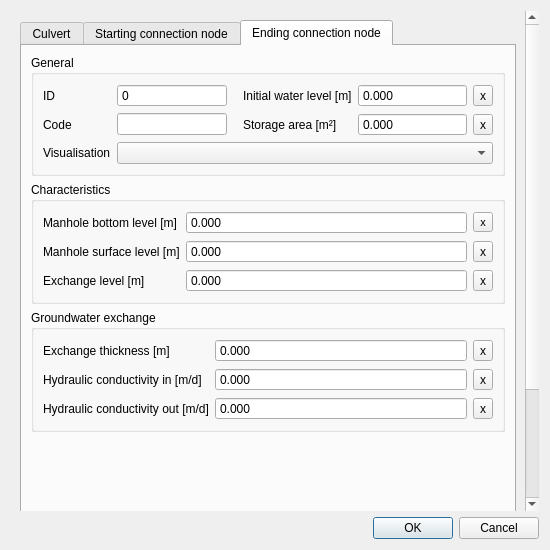
Old version of the form threedi_schematisation_editor/forms/ui/culvert.ui in the repository nens/threedi-schematisation-editor.
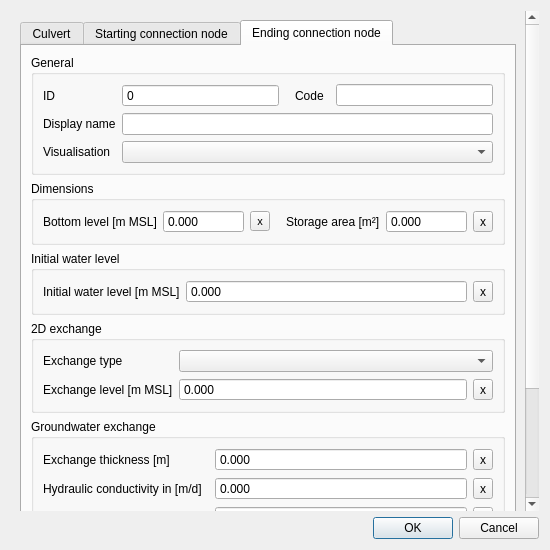
New version of the form. The open tabs and pages were chosen to show the change.

Patch:
```diff
--- a/threedi_schematisation_editor/forms/ui/culvert.ui
+++ b/threedi_schematisation_editor/forms/ui/culvert.ui
@@ -35,7 +35,7 @@
         <x>0</x>
         <y>0</y>
         <width>515</width>
-        <height>715</height>
+        <height>656</height>
        </rect>
       </property>
       <layout class="QGridLayout" name="gridLayout_7">
@@ -1489,407 +1489,14 @@
            <string>Ending connection node</string>
           </attribute>
           <layout class="QGridLayout" name="gridLayout_9">
-           <item row="0" column="0">
-            <widget class="QGroupBox" name="grp_general_2">
-             <property name="enabled">
-              <bool>true</bool>
+           <item row="6" column="0">
+            <widget class="QLabel" name="label_14">
+             <property name="text">
+              <string>Tags</string>
              </property>
-             <property name="locale">
-              <locale language="English" country="UnitedStates"/>
-             </property>
-             <property name="title">
-              <string>General</string>
-             </property>
-             <layout class="QGridLayout" name="gridLayout_14">
-              <item row="2" column="3">
-               <widget class="QDoubleSpinBox" name="connection_node_2_storage_area">
-                <property name="sizePolicy">
-                 <sizepolicy hsizetype="Expanding" vsizetype="Fixed">
-                  <horstretch>0</horstretch>
-                  <verstretch>0</verstretch>
-                 </sizepolicy>
-                </property>
-                <property name="locale">
-                 <locale language="English" country="UnitedStates"/>
-                </property>
-                <property name="inputMethodHints">
-                 <set>Qt::ImhNone</set>
-                </property>
-                <property name="buttonSymbols">
-                 <enum>QAbstractSpinBox::NoButtons</enum>
-                </property>
-                <property name="decimals">
-                 <number>3</number>
-                </property>
-                <property name="minimum">
-                 <double>-99999999.000000000000000</double>
-                </property>
-                <property name="maximum">
-                 <double>999999999.000000000000000</double>
-                </property>
-               </widget>
-              </item>
-              <item row="1" column="4">
-               <widget class="QToolButton" name="connection_node_2_initial_waterlevel_clear">
-                <property name="text">
-                 <string>x</string>
-                </property>
-               </widget>
-              </item>
-              <item row="1" column="2">
-               <widget class="QLabel" name="label_25">
-                <property name="locale">
-                 <locale language="English" country="UnitedStates"/>
-                </property>
-                <property name="text">
-                 <string>Initial water level [m]</string>
-                </property>
-                <property name="alignment">
-                 <set>Qt::AlignLeading|Qt::AlignLeft|Qt::AlignVCenter</set>
-                </property>
-                <property name="indent">
-                 <number>10</number>
-                </property>
-               </widget>
-              </item>
-              <item row="3" column="0">
-               <widget class="QLabel" name="label_29">
-                <property name="locale">
-                 <locale language="English" country="UnitedStates"/>
-                </property>
-                <property name="text">
-                 <string>Visualisation</string>
-                </property>
-                <property name="alignment">
-                 <set>Qt::AlignLeading|Qt::AlignLeft|Qt::AlignVCenter</set>
-                </property>
-                <property name="indent">
-                 <number>-1</number>
-                </property>
-               </widget>
-              </item>
-              <item row="1" column="1">
-               <widget class="QSpinBox" name="connection_node_2_id">
-                <property name="sizePolicy">
-                 <sizepolicy hsizetype="Expanding" vsizetype="Fixed">
-                  <horstretch>0</horstretch>
-                  <verstretch>0</verstretch>
-                 </sizepolicy>
-                </property>
-                <property name="locale">
-                 <locale language="English" country="UnitedStates"/>
-                </property>
-                <property name="readOnly">
-                 <bool>true</bool>
-                </property>
-                <property name="buttonSymbols">
-                 <enum>QAbstractSpinBox::NoButtons</enum>
-                </property>
-                <property name="maximum">
-                 <number>999999999</number>
-                </property>
-               </widget>
-              </item>
-              <item row="2" column="0">
-               <widget class="QLabel" name="label_14">
-                <property name="locale">
-                 <locale language="English" country="UnitedStates"/>
-                </property>
-                <property name="text">
-                 <string>Code</string>
-                </property>
-                <property name="alignment">
-                 <set>Qt::AlignLeading|Qt::AlignLeft|Qt::AlignVCenter</set>
-                </property>
-               </widget>
-              </item>
-              <item row="2" column="4">
-               <widget class="QToolButton" name="connection_node_2_storage_area_clear">
-                <property name="text">
-                 <string>x</string>
-                </property>
-               </widget>
-              </item>
-              <item row="2" column="2">
-               <widget class="QLabel" name="label_30">
-                <property name="locale">
-                 <locale language="English" country="UnitedStates"/>
-                </property>
-                <property name="text">
-                 <string>Storage area [m²]</string>
-                </property>
-                <property name="alignment">
-                 <set>Qt::AlignLeading|Qt::AlignLeft|Qt::AlignVCenter</set>
-                </property>
-                <property name="indent">
-                 <number>10</number>
-                </property>
-               </widget>
-              </item>
-              <item row="1" column="3">
-               <widget class="QDoubleSpinBox" name="connection_node_2_initial_waterlevel">
-                <property name="sizePolicy">
-                 <sizepolicy hsizetype="Expanding" vsizetype="Fixed">
-                  <horstretch>0</horstretch>
-                  <verstretch>0</verstretch>
-                 </sizepolicy>
-                </property>
-                <property name="locale">
-                 <locale language="English" country="UnitedStates"/>
-                </property>
-                <property name="inputMethodHints">
-                 <set>Qt::ImhNone</set>
-                </property>
-                <property name="buttonSymbols">
-                 <enum>QAbstractSpinBox::NoButtons</enum>
-                </property>
-                <property name="decimals">
-                 <number>3</number>
-                </property>
-                <property name="minimum">
-                 <double>-99999999.000000000000000</double>
-                </property>
-                <property name="maximum">
-                 <double>999999999.000000000000000</double>
-                </property>
-               </widget>
-              </item>
-              <item row="1" column="0">
-               <widget class="QLabel" name="label_31">
-                <property name="locale">
-                 <locale language="English" country="UnitedStates"/>
-                </property>
-                <property name="text">
-                 <string>ID</string>
-                </property>
-                <property name="alignment">
-                 <set>Qt::AlignLeading|Qt::AlignLeft|Qt::AlignVCenter</set>
-                </property>
-               </widget>
-              </item>
-              <item row="2" column="1">
-               <widget class="QLineEdit" name="connection_node_2_code">
-                <property name="sizePolicy">
-                 <sizepolicy hsizetype="Expanding" vsizetype="Fixed">
-                  <horstretch>0</horstretch>
-                  <verstretch>0</verstretch>
-                 </sizepolicy>
-                </property>
-                <property name="locale">
-                 <locale language="English" country="UnitedStates"/>
-                </property>
-               </widget>
-              </item>
-              <item row="3" column="1" colspan="4">
-               <widget class="QComboBox" name="connection_node_2_visualisation">
-                <property name="sizePolicy">
-                 <sizepolicy hsizetype="Expanding" vsizetype="Fixed">
-                  <horstretch>0</horstretch>
-                  <verstretch>0</verstretch>
-                 </sizepolicy>
-                </property>
-                <property name="locale">
-                 <locale language="English" country="UnitedStates"/>
-                </property>
-               </widget>
-              </item>
-             </layout>
             </widget>
            </item>
-           <item row="3" column="0">
-            <spacer name="verticalSpacer">
-             <property name="orientation">
-              <enum>Qt::Vertical</enum>
-             </property>
-             <property name="sizeHint" stdset="0">
-              <size>
-               <width>20</width>
-               <height>40</height>
-              </size>
-             </property>
-            </spacer>
-           </item>
-           <item row="1" column="0">
-            <widget class="QGroupBox" name="grp_characteristics_2">
-             <property name="enabled">
-              <bool>true</bool>
-             </property>
-             <property name="locale">
-              <locale language="English" country="UnitedStates"/>
-             </property>
-             <property name="title">
-              <string>Characteristics</string>
-             </property>
-             <layout class="QGridLayout" name="gridLayout_10">
-              <item row="2" column="0">
-               <widget class="QLabel" name="label_32">
-                <property name="locale">
-                 <locale language="English" country="UnitedStates"/>
-                </property>
-                <property name="text">
-                 <string>Exchange level [m]</string>
-                </property>
-                <property name="alignment">
-                 <set>Qt::AlignLeading|Qt::AlignLeft|Qt::AlignVCenter</set>
-                </property>
-                <property name="indent">
-                 <number>-1</number>
-                </property>
-               </widget>
-              </item>
-              <item row="0" column="1">
-               <widget class="QDoubleSpinBox" name="connection_node_2_manhole_bottom_level">
-                <property name="sizePolicy">
-                 <sizepolicy hsizetype="Expanding" vsizetype="Fixed">
-                  <horstretch>0</horstretch>
-                  <verstretch>0</verstretch>
-                 </sizepolicy>
-                </property>
-                <property name="locale">
-                 <locale language="English" country="UnitedStates"/>
-                </property>
-                <property name="inputMethodHints">
-                 <set>Qt::ImhNone</set>
-                </property>
-                <property name="buttonSymbols">
-                 <enum>QAbstractSpinBox::NoButtons</enum>
-                </property>
-                <property name="decimals">
-                 <number>3</number>
-                </property>
-                <property name="minimum">
-                 <double>-9999999999.000000000000000</double>
-                </property>
-                <property name="maximum">
-                 <double>9999999999.000000000000000</double>
-                </property>
-               </widget>
-              </item>
-              <item row="2" column="1">
-               <widget class="QDoubleSpinBox" name="connection_node_2_exchange_level">
-                <property name="sizePolicy">
-                 <sizepolicy hsizetype="Expanding" vsizetype="Fixed">
-                  <horstretch>0</horstretch>
-                  <verstretch>0</verstretch>
-                 </sizepolicy>
-                </property>
-                <property name="locale">
-                 <locale language="English" country="UnitedStates"/>
-                </property>
-                <property name="inputMethodHints">
-                 <set>Qt::ImhNone</set>
-                </property>
-                <property name="buttonSymbols">
-                 <enum>QAbstractSpinBox::NoButtons</enum>
-                </property>
-                <property name="decimals">
-                 <number>3</number>
-                </property>
-                <property name="minimum">
-                 <double>-9999999999.000000000000000</double>
-                </property>
-                <property name="maximum">
-                 <double>9999999999.000000000000000</double>
-                </property>
-               </widget>
-              </item>
-              <item row="1" column="1">
-               <widget class="QDoubleSpinBox" name="connection_node_2_manhole_surface_level">
-                <property name="sizePolicy">
-                 <sizepolicy hsizetype="Expanding" vsizetype="Fixed">
-                  <horstretch>0</horstretch>
-                  <verstretch>0</verstretch>
-                 </sizepolicy>
-                </property>
-                <property name="locale">
-                 <locale language="English" country="UnitedStates"/>
-                </property>
-                <property name="inputMethodHints">
-                 <set>Qt::ImhNone</set>
-                </property>
-                <property name="buttonSymbols">
-                 <enum>QAbstractSpinBox::NoButtons</enum>
-                </property>
-                <property name="decimals">
-                 <number>3</number>
-                </property>
-                <property name="minimum">
-                 <double>-9999999999.000000000000000</double>
-                </property>
-                <property name="maximum">
-                 <double>9999999999.000000000000000</double>
-                </property>
-               </widget>
-              </item>
-              <item row="0" column="2">
-               <widget class="QToolButton" name="connection_node_2_manhole_bottom_level_clear">
-                <property name="font">
-                 <font>
-                  <pointsize>8</pointsize>
-                 </font>
-                </property>
-                <property name="text">
-                 <string>x</string>
-                </property>
-               </widget>
-              </item>
-              <item row="0" column="0">
-               <widget class="QLabel" name="label_33">
-                <property name="locale">
-                 <locale language="English" country="UnitedStates"/>
-                </property>
-                <property name="text">
-                 <string>Manhole bottom level [m]</string>
-                </property>
-                <property name="alignment">
-                 <set>Qt::AlignLeading|Qt::AlignLeft|Qt::AlignVCenter</set>
-                </property>
-                <property name="indent">
-                 <number>-1</number>
-                </property>
-               </widget>
-              </item>
-              <item row="1" column="0">
-               <widget class="QLabel" name="label_34">
-                <property name="locale">
-                 <locale language="English" country="UnitedStates"/>
-                </property>
-                <property name="text">
-                 <string>Manhole surface level [m]</string>
-                </property>
-                <property name="alignment">
-                 <set>Qt::AlignLeading|Qt::AlignLeft|Qt::AlignVCenter</set>
-                </property>
-                <property name="indent">
-                 <number>-1</number>
-                </property>
-               </widget>
-              </item>
-              <item row="1" column="2">
-               <widget class="QToolButton" name="connection_node_2_manhole_surface_level_clear">
-                <property name="font">
-                 <font>
-                  <weight>50</weight>
-                  <italic>false</italic>
-                  <bold>false</bold>
-                 </font>
-                </property>
-                <property name="text">
-                 <string>x</string>
-                </property>
-               </widget>
-              </item>
-              <item row="2" column="2">
-               <widget class="QToolButton" name="connection_node_2_exchange_level_clear">
-                <property name="text">
-                 <string>x</string>
-                </property>
-               </widget>
-              </item>
-             </layout>
-            </widget>
-           </item>
-           <item row="2" column="0">
+           <item row="4" column="0" colspan="2">
             <widget class="QGroupBox" name="grp_groundwater_2">
              <property name="title">
               <string>Groundwater exchange</string>
@@ -2024,6 +1631,463 @@
              </layout>
             </widget>
            </item>
+           <item row="3" column="0" colspan="2">
+            <widget class="QGroupBox" name="grp_2d_exchange_2">
+             <property name="enabled">
+              <bool>true</bool>
+             </property>
+             <property name="locale">
+              <locale language="English" country="UnitedStates"/>
+             </property>
+             <property name="title">
+              <string>2D exchange</string>
+             </property>
+             <layout class="QGridLayout" name="gridLayout_14">
+              <item row="2" column="0">
+               <widget class="QLabel" name="label_29">
+                <property name="locale">
+                 <locale language="English" country="UnitedStates"/>
+                </property>
+                <property name="text">
+                 <string>Exchange level [m MSL]</string>
+                </property>
+                <property name="alignment">
+                 <set>Qt::AlignLeading|Qt::AlignLeft|Qt::AlignVCenter</set>
+                </property>
+                <property name="indent">
+                 <number>-1</number>
+                </property>
+               </widget>
+              </item>
+              <item row="2" column="1">
+               <widget class="QDoubleSpinBox" name="connection_node_2_exchange_level">
+                <property name="sizePolicy">
+                 <sizepolicy hsizetype="Expanding" vsizetype="Fixed">
+                  <horstretch>0</horstretch>
+                  <verstretch>0</verstretch>
+                 </sizepolicy>
+                </property>
+                <property name="locale">
+                 <locale language="English" country="UnitedStates"/>
+                </property>
+                <property name="inputMethodHints">
+                 <set>Qt::ImhNone</set>
+                </property>
+                <property name="buttonSymbols">
+                 <enum>QAbstractSpinBox::NoButtons</enum>
+                </property>
+                <property name="decimals">
+                 <number>3</number>
+                </property>
+                <property name="minimum">
+                 <double>-9999999999.000000000000000</double>
+                </property>
+                <property name="maximum">
+                 <double>9999999999.000000000000000</double>
+                </property>
+               </widget>
+              </item>
+              <item row="2" column="2">
+               <widget class="QToolButton" name="connection_node_2_exchange_level_clear">
+                <property name="text">
+                 <string>x</string>
+                </property>
+               </widget>
+              </item>
+              <item row="0" column="0">
+               <widget class="QLabel" name="label_30">
+                <property name="text">
+                 <string>Exchange type</string>
+                </property>
+               </widget>
+              </item>
+              <item row="0" column="1" colspan="2">
+               <widget class="QComboBox" name="connection_node_2_exchange_type"/>
+              </item>
+             </layout>
+            </widget>
+           </item>
+           <item row="7" column="0">
+            <spacer name="verticalSpacer">
+             <property name="orientation">
+              <enum>Qt::Vertical</enum>
+             </property>
+             <property name="sizeHint" stdset="0">
+              <size>
+               <width>20</width>
+               <height>40</height>
+              </size>
+             </property>
+            </spacer>
+           </item>
+           <item row="1" column="0" colspan="2">
+            <widget class="QGroupBox" name="grp_dimensions_2">
+             <property name="title">
+              <string>Dimensions</string>
+             </property>
+             <layout class="QGridLayout" name="gridLayout_21">
+              <item row="0" column="5">
+               <widget class="QToolButton" name="connection_node_2_storage_area_clear">
+                <property name="text">
+                 <string>x</string>
+                </property>
+               </widget>
+              </item>
+              <item row="0" column="3">
+               <widget class="QLabel" name="label_32">
+                <property name="locale">
+                 <locale language="English" country="UnitedStates"/>
+                </property>
+                <property name="text">
+                 <string>Storage area [m²]</string>
+                </property>
+                <property name="alignment">
+                 <set>Qt::AlignLeading|Qt::AlignLeft|Qt::AlignVCenter</set>
+                </property>
+                <property name="indent">
+                 <number>10</number>
+                </property>
+               </widget>
+              </item>
+              <item row="0" column="0">
+               <widget class="QLabel" name="label_33">
+                <property name="locale">
+                 <locale language="English" country="UnitedStates"/>
+                </property>
+                <property name="text">
+                 <string>Bottom level [m MSL]</string>
+                </property>
+                <property name="alignment">
+                 <set>Qt::AlignLeading|Qt::AlignLeft|Qt::AlignVCenter</set>
+                </property>
+                <property name="indent">
+                 <number>-1</number>
+                </property>
+               </widget>
+              </item>
+              <item row="0" column="1">
+               <widget class="QDoubleSpinBox" name="connection_node_2_bottom_level">
+                <property name="sizePolicy">
+                 <sizepolicy hsizetype="Expanding" vsizetype="Fixed">
+                  <horstretch>0</horstretch>
+                  <verstretch>0</verstretch>
+                 </sizepolicy>
+                </property>
+                <property name="locale">
+                 <locale language="English" country="UnitedStates"/>
+                </property>
+                <property name="inputMethodHints">
+                 <set>Qt::ImhNone</set>
+                </property>
+                <property name="buttonSymbols">
+                 <enum>QAbstractSpinBox::NoButtons</enum>
+                </property>
+                <property name="decimals">
+                 <number>3</number>
+                </property>
+                <property name="minimum">
+                 <double>-9999999999.000000000000000</double>
+                </property>
+                <property name="maximum">
+                 <double>9999999999.000000000000000</double>
+                </property>
+               </widget>
+              </item>
+              <item row="0" column="4">
+               <widget class="QDoubleSpinBox" name="connection_node_2_storage_area">
+                <property name="sizePolicy">
+                 <sizepolicy hsizetype="Expanding" vsizetype="Fixed">
+                  <horstretch>0</horstretch>
+                  <verstretch>0</verstretch>
+                 </sizepolicy>
+                </property>
+                <property name="locale">
+                 <locale language="English" country="UnitedStates"/>
+                </property>
+                <property name="inputMethodHints">
+                 <set>Qt::ImhNone</set>
+                </property>
+                <property name="buttonSymbols">
+                 <enum>QAbstractSpinBox::NoButtons</enum>
+                </property>
+                <property name="decimals">
+                 <number>3</number>
+                </property>
+                <property name="minimum">
+                 <double>-99999999.000000000000000</double>
+                </property>
+                <property name="maximum">
+                 <double>999999999.000000000000000</double>
+                </property>
+               </widget>
+              </item>
+              <item row="0" column="2">
+               <widget class="QToolButton" name="connection_node_2_bottom_level_clear">
+                <property name="font">
+                 <font>
+                  <pointsize>8</pointsize>
+                 </font>
+                </property>
+                <property name="text">
+                 <string>x</string>
+                </property>
+               </widget>
+              </item>
+             </layout>
+            </widget>
+           </item>
+           <item row="2" column="0" colspan="2">
+            <widget class="QGroupBox" name="grp_initial_water_level_2">
+             <property name="title">
+              <string>Initial water level</string>
+             </property>
+             <layout class="QGridLayout" name="gridLayout_20">
+              <item row="0" column="1">
+               <widget class="QDoubleSpinBox" name="connection_node_2_initial_waterlevel">
+                <property name="sizePolicy">
+                 <sizepolicy hsizetype="Expanding" vsizetype="Fixed">
+                  <horstretch>0</horstretch>
+                  <verstretch>0</verstretch>
+                 </sizepolicy>
+                </property>
+                <property name="locale">
+                 <locale language="English" country="UnitedStates"/>
+                </property>
+                <property name="inputMethodHints">
+                 <set>Qt::ImhNone</set>
+                </property>
+                <property name="buttonSymbols">
+                 <enum>QAbstractSpinBox::NoButtons</enum>
+                </property>
+                <property name="decimals">
+                 <number>3</number>
+                </property>
+                <property name="minimum">
+                 <double>-99999999.000000000000000</double>
+                </property>
+                <property name="maximum">
+                 <double>999999999.000000000000000</double>
+                </property>
+               </widget>
+              </item>
+              <item row="0" column="0">
+               <widget class="QLabel" name="label_31">
+                <property name="locale">
+                 <locale language="English" country="UnitedStates"/>
+                </property>
+                <property name="text">
+                 <string>Initial water level [m MSL]</string>
+                </property>
+                <property name="alignment">
+                 <set>Qt::AlignLeading|Qt::AlignLeft|Qt::AlignVCenter</set>
+                </property>
+                <property name="indent">
+                 <number>-1</number>
+                </property>
+               </widget>
+              </item>
+              <item row="0" column="2">
+               <widget class="QToolButton" name="connection_node_2_initial_waterlevel_clear">
+                <property name="text">
+                 <string>x</string>
+                </property>
+               </widget>
+              </item>
+             </layout>
+            </widget>
+           </item>
+           <item row="5" column="0" colspan="2">
+            <widget class="QGroupBox" name="grp_administative_properties_2">
+             <property name="title">
+              <string>Administrative properties</string>
+             </property>
+             <layout class="QGridLayout" name="gridLayout_17">
+              <item row="0" column="1">
+               <widget class="QDoubleSpinBox" name="connection_node_2_manhole_surface_level">
+                <property name="sizePolicy">
+                 <sizepolicy hsizetype="Expanding" vsizetype="Fixed">
+                  <horstretch>0</horstretch>
+                  <verstretch>0</verstretch>
+                 </sizepolicy>
+                </property>
+                <property name="locale">
+                 <locale language="English" country="UnitedStates"/>
+                </property>
+                <property name="inputMethodHints">
+                 <set>Qt::ImhNone</set>
+                </property>
+                <property name="buttonSymbols">
+                 <enum>QAbstractSpinBox::NoButtons</enum>
+                </property>
+                <property name="decimals">
+                 <number>3</number>
+                </property>
+                <property name="minimum">
+                 <double>-9999999999.000000000000000</double>
+                </property>
+                <property name="maximum">
+                 <double>9999999999.000000000000000</double>
+                </property>
+               </widget>
+              </item>
+              <item row="0" column="0">
+               <widget class="QLabel" name="label_25">
+                <property name="locale">
+                 <locale language="English" country="UnitedStates"/>
+                </property>
+                <property name="text">
+                 <string>Manhole surface level [m]</string>
+                </property>
+                <property name="alignment">
+                 <set>Qt::AlignLeading|Qt::AlignLeft|Qt::AlignVCenter</set>
+                </property>
+                <property name="indent">
+                 <number>-1</number>
+                </property>
+               </widget>
+              </item>
+              <item row="0" column="2">
+               <widget class="QToolButton" name="connection_node_2_manhole_surface_level_clear">
+                <property name="font">
+                 <font>
+                  <weight>50</weight>
+                  <italic>false</italic>
+                  <bold>false</bold>
+                 </font>
+                </property>
+                <property name="text">
+                 <string>x</string>
+                </property>
+               </widget>
+              </item>
+             </layout>
+            </widget>
+           </item>
+           <item row="6" column="1">
+            <widget class="QLineEdit" name="connection_node_2_tags">
+             <property name="readOnly">
+              <bool>true</bool>
+             </property>
+            </widget>
+           </item>
+           <item row="0" column="0" colspan="2">
+            <widget class="QGroupBox" name="grp_general_2">
+             <property name="enabled">
+              <bool>true</bool>
+             </property>
+             <property name="locale">
+              <locale language="English" country="UnitedStates"/>
+             </property>
+             <property name="title">
+              <string>General</string>
+             </property>
+             <layout class="QGridLayout" name="gridLayout_10">
+              <item row="1" column="0">
+               <widget class="QLabel" name="label_34">
+                <property name="locale">
+                 <locale language="English" country="UnitedStates"/>
+                </property>
+                <property name="text">
+                 <string>ID</string>
+                </property>
+                <property name="alignment">
+                 <set>Qt::AlignLeading|Qt::AlignLeft|Qt::AlignVCenter</set>
+                </property>
+               </widget>
+              </item>
+              <item row="1" column="1">
+               <widget class="QSpinBox" name="connection_node_2_id">
+                <property name="sizePolicy">
+                 <sizepolicy hsizetype="Expanding" vsizetype="Fixed">
+                  <horstretch>0</horstretch>
+                  <verstretch>0</verstretch>
+                 </sizepolicy>
+                </property>
+                <property name="locale">
+                 <locale language="English" country="UnitedStates"/>
+                </property>
+                <property name="readOnly">
+                 <bool>true</bool>
+                </property>
+                <property name="buttonSymbols">
+                 <enum>QAbstractSpinBox::NoButtons</enum>
+                </property>
+                <property name="maximum">
+                 <number>999999999</number>
+                </property>
+               </widget>
+              </item>
+              <item row="3" column="1" colspan="4">
+               <widget class="QComboBox" name="connection_node_2_visualisation">
+                <property name="sizePolicy">
+                 <sizepolicy hsizetype="Expanding" vsizetype="Fixed">
+                  <horstretch>0</horstretch>
+                  <verstretch>0</verstretch>
+                 </sizepolicy>
+                </property>
+                <property name="locale">
+                 <locale language="English" country="UnitedStates"/>
+                </property>
+               </widget>
+              </item>
+              <item row="2" column="1" colspan="4">
+               <widget class="QLineEdit" name="connection_node_2_display_name"/>
+              </item>
+              <item row="2" column="0">
+               <widget class="QLabel" name="label_39">
+                <property name="text">
+                 <string>Display name</string>
+                </property>
+               </widget>
+              </item>
+              <item row="1" column="2">
+               <widget class="QLabel" name="label_40">
+                <property name="locale">
+                 <locale language="English" country="UnitedStates"/>
+                </property>
+                <property name="text">
+                 <string>Code</string>
+                </property>
+                <property name="alignment">
+                 <set>Qt::AlignLeading|Qt::AlignLeft|Qt::AlignVCenter</set>
+                </property>
+                <property name="indent">
+                 <number>10</number>
+                </property>
+               </widget>
+              </item>
+              <item row="1" column="4">
+               <widget class="QLineEdit" name="connection_node_2_code">
+                <property name="sizePolicy">
+                 <sizepolicy hsizetype="Expanding" vsizetype="Fixed">
+                  <horstretch>0</horstretch>
+                  <verstretch>0</verstretch>
+                 </sizepolicy>
+                </property>
+                <property name="locale">
+                 <locale language="English" country="UnitedStates"/>
+                </property>
+               </widget>
+              </item>
+              <item row="3" column="0">
+               <widget class="QLabel" name="label_41">
+                <property name="locale">
+                 <locale language="English" country="UnitedStates"/>
+                </property>
+                <property name="text">
+                 <string>Visualisation</string>
+                </property>
+                <property name="alignment">
+                 <set>Qt::AlignLeading|Qt::AlignLeft|Qt::AlignVCenter</set>
+                </property>
+                <property name="indent">
+                 <number>-1</number>
+                </property>
+               </widget>
+              </item>
+             </layout>
+            </widget>
+           </item>
           </layout>
          </widget>
         </widget>
```
Left out of the diff: 742 changed lines with no effect on the pictures.
